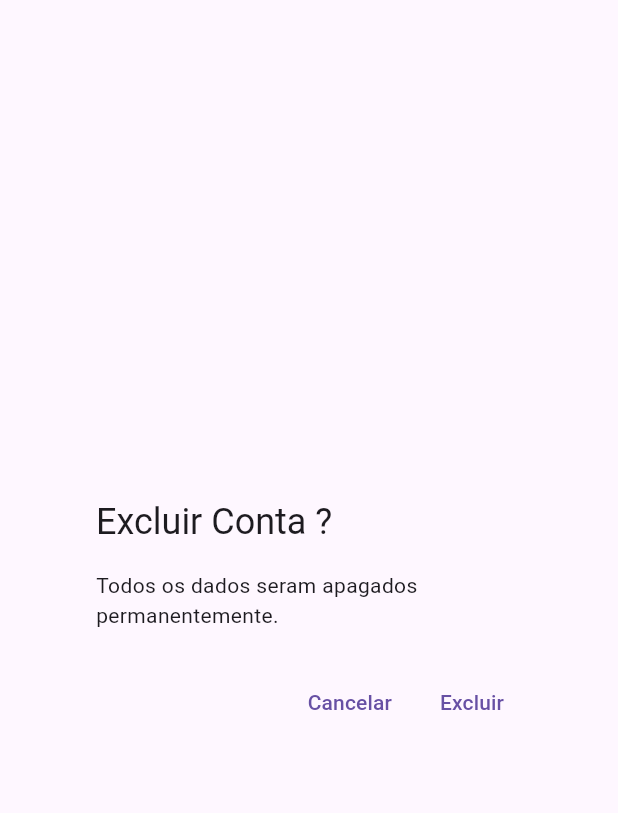
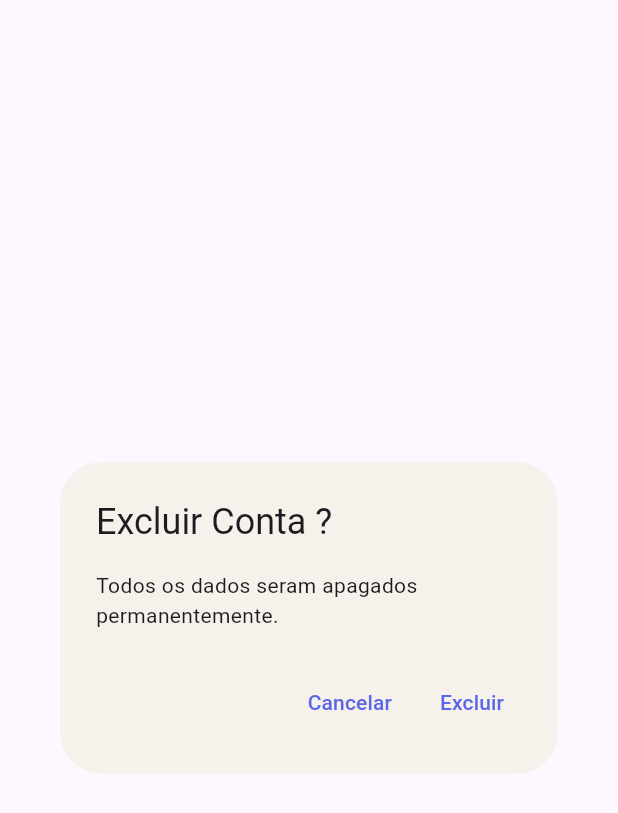
Before and after one commit to Reinertjg/Horizone_app, a Flutter app: the ConfirmDeleteDialog widget shown alone on an empty page, opened directly, on a phone screen of 412 x 824 dp. Shown: the top 813 px of the screen. Run offline on Flutter 3.47's test engine with Material 3 defaults, Android fonts, the phone set to English and light mode, and no system bars; our stand-ins replace google_fonts, image_picker, shared_preferences, sqflite; accounts and stored records are empty; network calls fail.

Commit message:
Apply custom theme colors to ConfirmDeleteDialog

```diff
--- a/lib/presentation/widgets/settings_widgets/confirm_delete_dialog.dart
+++ b/lib/presentation/widgets/settings_widgets/confirm_delete_dialog.dart
@@ -3,6 +3,7 @@ import '../../../data/repositories/profile_repository_impl.dart';
 import '../../../domain/usecases/profile_usecase.dart';
 import '../../../generated/l10n.dart';
 import '../../pages/getstarted_screen.dart';
+import '../../theme_color/app_colors.dart';
 
 /// A confirmation dialog
 /// That asks the user if they really want to delete their profile.
@@ -15,8 +16,9 @@ class ConfirmDeleteDialog extends StatelessWidget {
 
   @override
   Widget build(BuildContext context) {
+    final colors = Theme.of(context).extension<AppColors>()!;
     return AlertDialog(
-      backgroundColor: Theme.of(context).scaffoldBackgroundColor,
+      backgroundColor: colors.primary,
       title: Text(S.of(context).deleteAccountAsk),
       content: Text(S.of(context).deleteMessage),
       actions: <Widget>[
@@ -24,7 +26,7 @@ class ConfirmDeleteDialog extends StatelessWidget {
           onPressed: () => Navigator.pop(context, 'Cancel'),
           child: Text(
             S.of(context).cancel,
-            style: TextStyle(color: Theme.of(context).primaryColor),
+            style: TextStyle(color: colors.secondary),
           ),
         ),
         TextButton(
@@ -41,7 +43,7 @@ class ConfirmDeleteDialog extends StatelessWidget {
           },
           child: Text(
             S.of(context).delete,
-            style: TextStyle(color: Theme.of(context).primaryColor),
+            style: TextStyle(color: colors.secondary),
           ),
         ),
       ],
```
